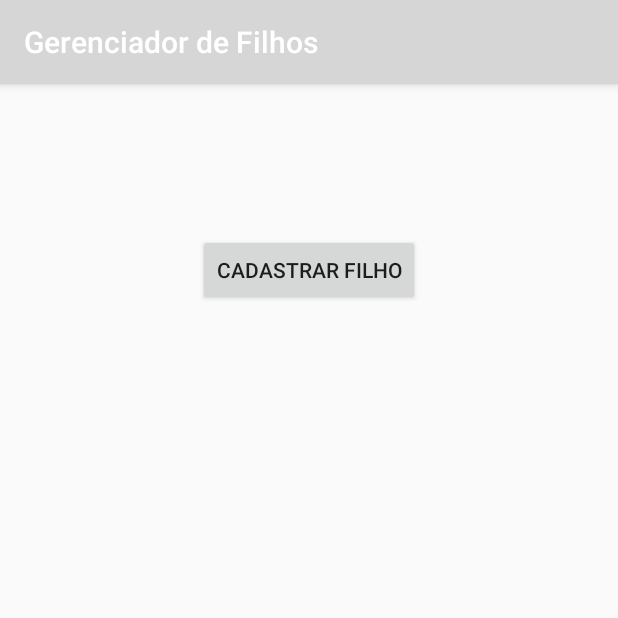
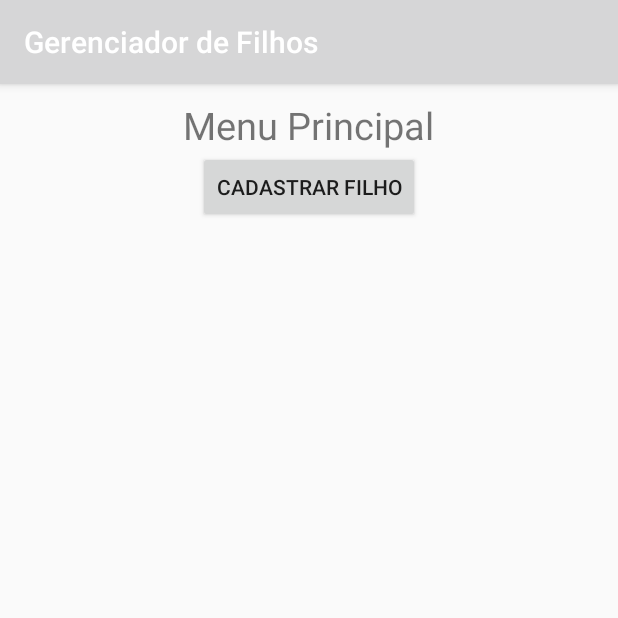
Before and after one commit to Guirrer/GerenciadorDeFilhos, an Android app: the TelaPrincipal screen opened directly, with no data from a screen before it, on a phone screen of 412 x 824 dp, the top half of it. Run offline under Robolectric (Android 15) with nearby library versions, the phone set to English and light mode, and no system bars.

Commit message:
edição table e  btn cadastrar

```diff
--- a/app/src/main/java/com/example/guilh/gerenciadordefilhos/TelaPrincipal.java
+++ b/app/src/main/java/com/example/guilh/gerenciadordefilhos/TelaPrincipal.java
@@ -1,14 +1,27 @@
 package com.example.guilh.gerenciadordefilhos;
 
+import android.content.Intent;
 import android.support.v7.app.AppCompatActivity;
 import android.os.Bundle;
+import android.view.View;
+import android.widget.Button;
 
 public class TelaPrincipal extends AppCompatActivity {
+    private Button btnCadastrarFilho;
 
     @Override
     protected void onCreate(Bundle savedInstanceState) {
         super.onCreate(savedInstanceState);
         setContentView(R.layout.activity_tela_principal);
 
+        btnCadastrarFilho = (Button) findViewById(R.id.btnCadastrarFilho);
+
+        btnCadastrarFilho.setOnClickListener(new View.OnClickListener() {
+            @Override
+            public void onClick(View v) {
+                Intent intent = new Intent(TelaPrincipal.this, CadastroFilho.class);
+                startActivity(intent);
+            }
+        });
     }
 }
--- a/app/src/main/java/com/example/guilh/gerenciadordefilhos/Util/Database.java
+++ b/app/src/main/java/com/example/guilh/gerenciadordefilhos/Util/Database.java
@@ -3,7 +3,6 @@ package com.example.guilh.gerenciadordefilhos.Util;
 import android.content.Context;
 import android.database.sqlite.SQLiteDatabase;
 import android.database.sqlite.SQLiteOpenHelper;
-import android.support.v7.app.AppCompatActivity;
 
 import com.example.guilh.gerenciadordefilhos.tabelas.tableEventoDosFilhos;
 import com.example.guilh.gerenciadordefilhos.tabelas.*;
--- a/app/src/main/java/com/example/guilh/gerenciadordefilhos/tabelas/tableEventos.java
+++ b/app/src/main/java/com/example/guilh/gerenciadordefilhos/tabelas/tableEventos.java
@@ -262,7 +262,6 @@ public class tableEventos {
     {
         ContentValues values = new ContentValues();
 
-        values.put("eventos_id", this.eventos_id);
         values.put("datahora_evento", this.datahora_evento);
         values.put("local_evento", this.local_evento);
         values.put("nome_evento", this.nome_evento);
--- a/app/src/main/java/com/example/guilh/gerenciadordefilhos/tabelas/tableFilhoMedicamento.java
+++ b/app/src/main/java/com/example/guilh/gerenciadordefilhos/tabelas/tableFilhoMedicamento.java
@@ -241,7 +241,6 @@ public class tableFilhoMedicamento {
     {
         ContentValues values = new ContentValues();
 
-        values.put("idfilho_medicamento", this.idfilho_medicamento);
         values.put("filho_id", this.filho_id);
         values.put("medicamento_id", this.medicamento_id);
 
--- a/app/src/main/java/com/example/guilh/gerenciadordefilhos/tabelas/tableMedicamento.java
+++ b/app/src/main/java/com/example/guilh/gerenciadordefilhos/tabelas/tableMedicamento.java
@@ -294,7 +294,6 @@ public class tableMedicamento {
     {
         ContentValues values = new ContentValues();
 
-        values.put("medicamento_id", this.medicamento_id);
         values.put("nome", this.nome);
         values.put("laboratorio", this.laboratorio);
         values.put("finalidade", this.finalidade);
--- a/app/src/main/java/com/example/guilh/gerenciadordefilhos/tabelas/tableProdutoFilho.java
+++ b/app/src/main/java/com/example/guilh/gerenciadordefilhos/tabelas/tableProdutoFilho.java
@@ -311,7 +311,6 @@ public class tableProdutoFilho{
     {
         ContentValues values = new ContentValues();
 
-        values.put("produtoFilho_id", this.produtoFilho_id);
         values.put("produto_id", this.produto_id);
         values.put("filho_id", this.filho_id);
         values.put("loja_compra", this.loja_compra);
--- a/app/src/main/java/com/example/guilh/gerenciadordefilhos/tabelas/tableProdutos.java
+++ b/app/src/main/java/com/example/guilh/gerenciadordefilhos/tabelas/tableProdutos.java
@@ -220,7 +220,6 @@ public class tableProdutos{
     {
         ContentValues values = new ContentValues();
 
-        values.put("produto_id", this.produto_id);
         values.put("nome", this.nome);
 
         return  values;
--- a/app/src/main/java/com/example/guilh/gerenciadordefilhos/tabelas/tableVacinacao.java
+++ b/app/src/main/java/com/example/guilh/gerenciadordefilhos/tabelas/tableVacinacao.java
@@ -239,7 +239,6 @@ public class tableVacinacao {
     {
         ContentValues values = new ContentValues();
 
-        values.put("vacinas_id", this.vacinas_id);
         values.put("filho_id", this.filho_id);
         values.put("data_vacina", this.data_vacina);;
 
--- a/app/src/main/res/layout/activity_tela_principal.xml
+++ b/app/src/main/res/layout/activity_tela_principal.xml
@@ -5,35 +5,33 @@
     android:layout_width="match_parent"
     android:layout_height="match_parent"
     tools:context=".TelaPrincipal">
-
     <LinearLayout
         android:layout_width="match_parent"
-        android:layout_height="match_parent"
-        android:orientation="vertical">
-
-    <LinearLayout
-        android:layout_width="match_parent"
-        android:layout_height="wrap_content"
-        android:orientation="vertical">
+        android:layout_height="match_parent">
         <ScrollView
             android:layout_width="match_parent"
-            android:layout_height="match_parent" >
+            android:layout_height="match_parent">
+            <LinearLayout
+                android:layout_width="match_parent"
+                android:layout_height="match_parent"
+                android:orientation="vertical">
 
-            <LinearLayout
-                android:id="@+id/mContent"
-                android:orientation="vertical"
-                android:layout_width="match_parent"
-                android:layout_height="match_parent"></LinearLayout>
+                <TextView
+                    android:layout_marginTop="15px"
+                    android:textSize="25dp"
+                    android:layout_width="wrap_content"
+                    android:layout_height="wrap_content"
+                    android:text="Menu Principal"
+                    android:layout_gravity="center"/>
+
+                <Button
+                    android:id="@+id/btnCadastrarFilho"
+                    android:layout_width="wrap_content"
+                    android:layout_height="wrap_content"
+                    android:text="Cadastrar Filho"
+                    android:layout_gravity="center"/>
+
+            </LinearLayout>
         </ScrollView>
     </LinearLayout>
-        <Button
-            android:id="@+id/cadatrarFilho"
-            android:layout_width="wrap_content"
-            android:layout_height="wrap_content"
-            android:layout_gravity="center"
-            android:layout_margin="100dp"
-            android:layout_marginBottom="200dp"
-            android:text="Cadastrar Filho"
-            android:visibility="visible" />
-    </LinearLayout>
 </android.support.constraint.ConstraintLayout>
```
Also changed, not shown: app/src/main/java/com/example/guilh/gerenciadordefilhos/CadastroEvento.java (+18 -0 lines), app/src/main/java/com/example/guilh/gerenciadordefilhos/CadastroFilho.java (+18 -0 lines), app/src/main/java/com/example/guilh/gerenciadordefilhos/CadastroMedicamento.java (+18 -0 lines), app/src/main/java/com/example/guilh/gerenciadordefilhos/CadastroVacinas.java (+18 -0 lines).
